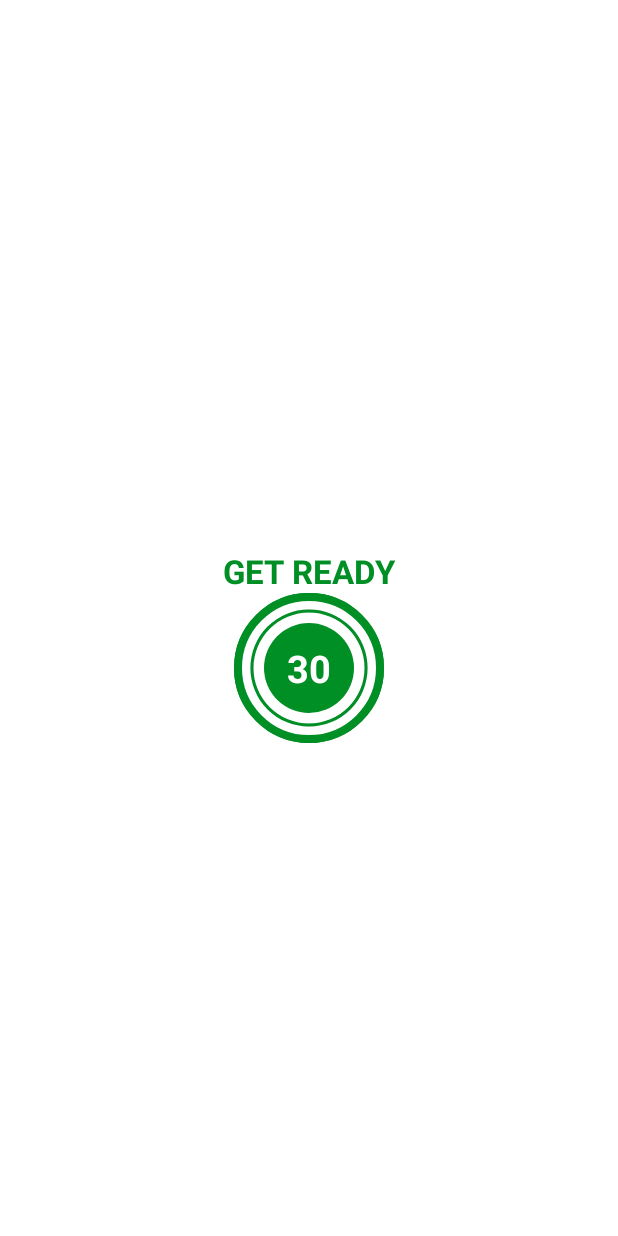
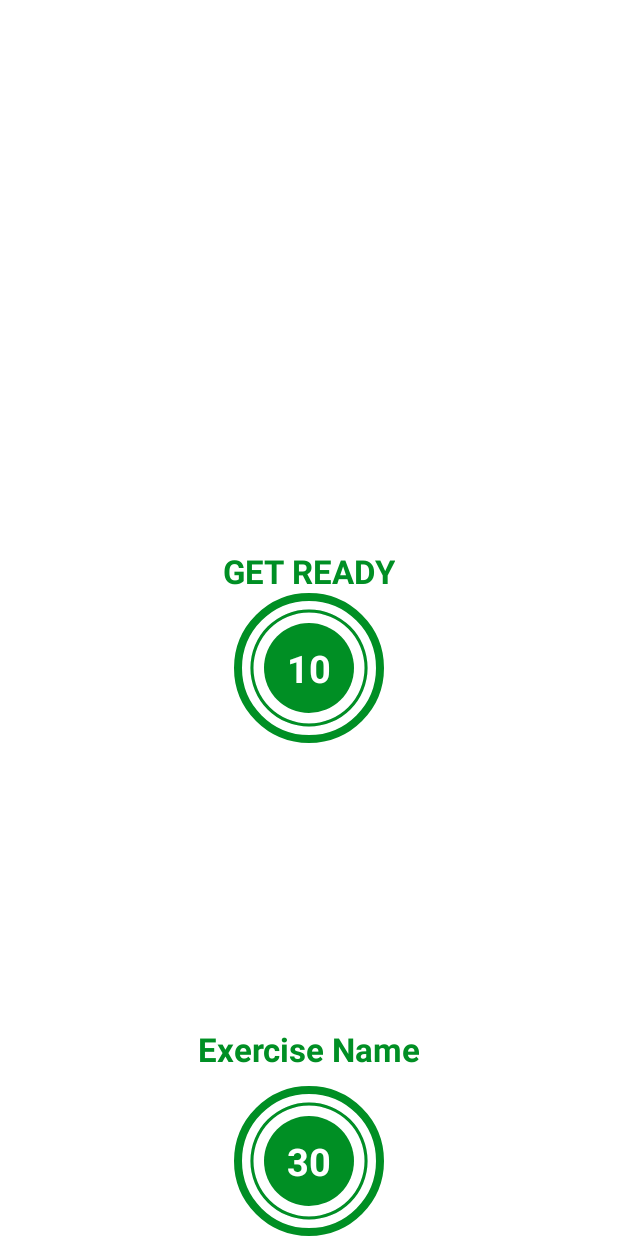
Before and after one commit to gamarmustafa/Udemy-Kotlin-Course, an Android app: the layout activity_exercise.xml on its own in the app's theme, with its tools: preview values and no code run, on a phone screen of 412 x 824 dp. Run offline under Robolectric (Android 15) with nearby library versions, the phone set to English and light mode, and no system bars.

Commit message:
add exercise/rest switching functionality

```diff
--- a/7MinWorkoutApp/app/src/main/res/layout/activity_exercise.xml
+++ b/7MinWorkoutApp/app/src/main/res/layout/activity_exercise.xml
@@ -23,12 +23,12 @@
         android:textColor="@color/colorAccent"
         android:textSize="22sp"
         android:textStyle="bold"
-        app:layout_constraintBottom_toTopOf="@id/flProgressBar"
+        app:layout_constraintBottom_toTopOf="@id/flRestView"
         app:layout_constraintEnd_toEndOf="parent"
         app:layout_constraintStart_toStartOf="parent" />
 
     <FrameLayout
-        android:id="@+id/flProgressBar"
+        android:id="@+id/flRestView"
         android:layout_width="100dp"
         android:layout_height="100dp"
         android:layout_marginTop="10dp"
@@ -71,6 +71,30 @@
 
     </FrameLayout>
 
+    <ImageView
+        android:id="@+id/ivImage"
+        android:layout_width="match_parent"
+        android:layout_height="0dp"
+        android:scaleType="fitXY"
+        android:src="@drawable/ic_jumping_jacks"
+        android:visibility="invisible"
+        app:layout_constraintBottom_toTopOf="@id/tvExerciseName"
+        app:layout_constraintTop_toBottomOf="@id/toolbarExercise" />
+
+    <TextView
+        android:id="@+id/tvExerciseName"
+        android:layout_width="wrap_content"
+        android:layout_height="wrap_content"
+        android:text="Exercise Name"
+        android:textColor="@color/colorAccent"
+        android:textSize="22sp"
+        android:textStyle="bold"
+        android:visibility="gone"
+        app:layout_constraintEnd_toEndOf="parent"
+        app:layout_constraintStart_toStartOf="parent"
+        app:layout_constraintTop_toBottomOf="@+id/ivImage"
+        tools:visibility="visible" />
+
     <FrameLayout
         android:id="@+id/flExerciseView"
         android:layout_width="100dp"
@@ -81,7 +105,7 @@
         app:layout_constraintBottom_toBottomOf="parent"
         app:layout_constraintEnd_toEndOf="parent"
         app:layout_constraintStart_toStartOf="parent"
-        app:layout_constraintTop_toBottomOf="@id/toolbarExercise"
+        app:layout_constraintTop_toBottomOf="@id/tvExerciseName"
         tools:visibility="visible">
 
         <ProgressBar
```
Also changed, not shown: 7MinWorkoutApp/app/src/main/java/com/example/a7minutesworkout/ExerciseActivity.kt (+22 -4 lines).
